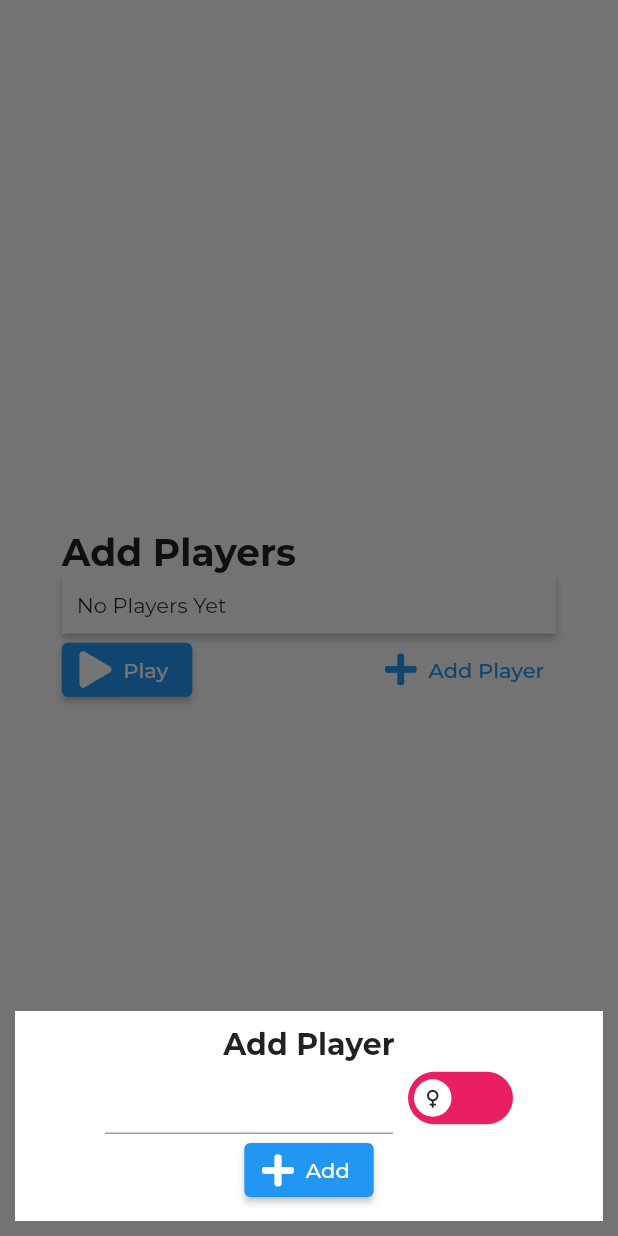
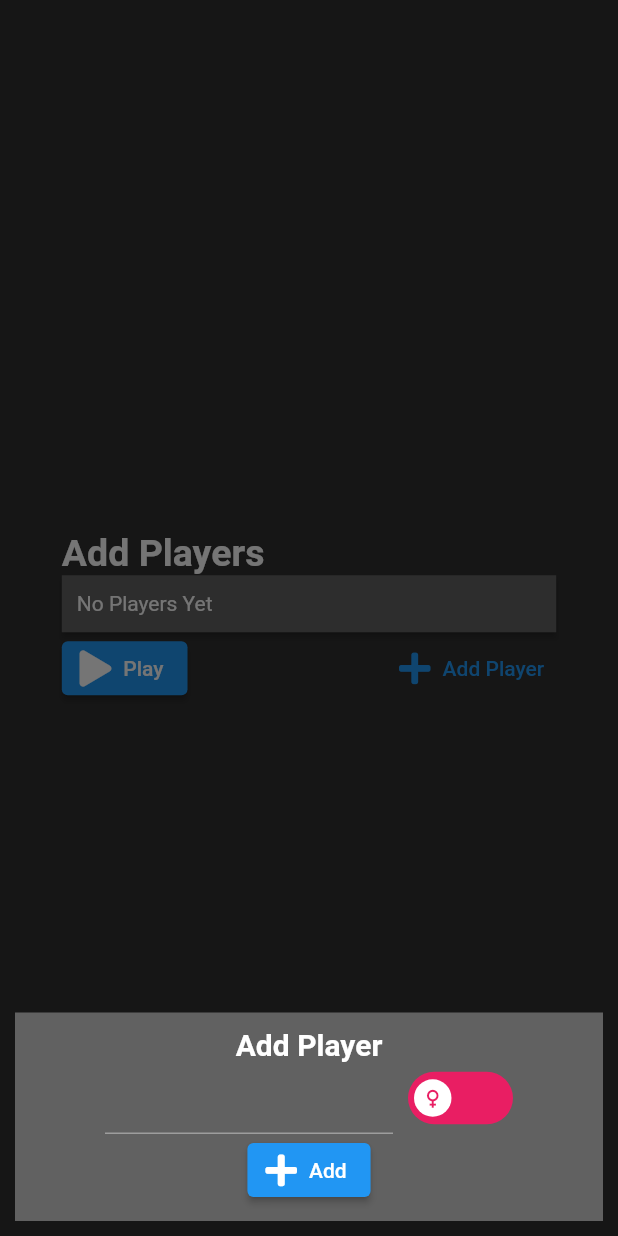
Before and after one commit to Atzetra/zuupen, a Flutter app: the PlayerEntry screen opened by its route, after a tap on "Add Player", on a phone screen of 412 x 824 dp. Run offline on Flutter 3.47's test engine with Material 2 defaults, Android fonts, the phone set to English and light mode, and no system bars; drawn by our look-alikes of flutter_switch; our stand-ins replace font_awesome_flutter, get, google_fonts.

Commit message:
Go to dark

```diff
--- a/lib/main.dart
+++ b/lib/main.dart
@@ -14,6 +14,7 @@ class MyApp extends StatelessWidget {
     return GetMaterialApp(
       title: 'Zuupen',
       theme: AppTheme().themeData(context),
+      darkTheme: ThemeData.dark(),
       themeMode: ThemeMode.dark,
       initialRoute: LaunchScreen.id,
       getPages: [
--- a/lib/views/player_entry.dart
+++ b/lib/views/player_entry.dart
@@ -26,6 +26,7 @@ class PlayerEntry extends StatelessWidget {
         Material(
           elevation: 2,
           child: Container(
+            decoration: BoxDecoration(color: Theme.of(context).backgroundColor),
             padding: const EdgeInsets.symmetric(horizontal: 10, vertical: 1),
             width: MediaQuery.of(context).size.width,
             child: Obx(
--- a/lib/widgets/entry_bottom_sheet.dart
+++ b/lib/widgets/entry_bottom_sheet.dart
@@ -17,7 +17,7 @@ class EntryBottomSheet extends StatelessWidget {
   @override
   Widget build(BuildContext context) {
     return Container(
-      decoration: const BoxDecoration(color: Colors.white),
+      decoration: BoxDecoration(color: Theme.of(context).backgroundColor),
       padding: const EdgeInsets.symmetric(vertical: 10, horizontal: 60),
       margin: const EdgeInsets.all(10),
       child: Column(
@@ -38,9 +38,15 @@ class EntryBottomSheet extends StatelessWidget {
                 padding: const EdgeInsets.only(left: 10),
                 child: Obx(
                   () => FlutterSwitch(
-                    inactiveIcon: const Icon(Icons.female),
+                    inactiveIcon: const Icon(
+                      Icons.female,
+                      color: Colors.pink,
+                    ),
                     inactiveColor: Colors.pink,
-                    activeIcon: const Icon(Icons.male),
+                    activeIcon: const Icon(
+                      Icons.male,
+                      color: Colors.blue,
+                    ),
                     value: _controller.genderStatus.value,
                     onToggle: (value) {
                       _controller.genderStatus.value = value;
```
Also changed, not shown: 1 other file.
